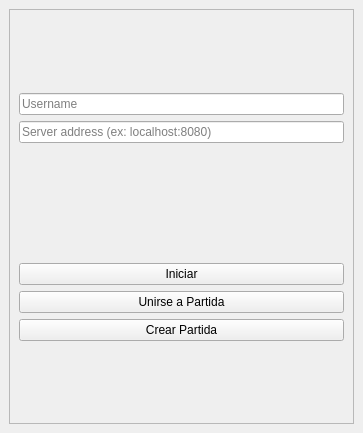
Before: the Qt Designer form client/ClientInterface.ui in alejoordonez02/counter-strike-2d, drawn with Qt 5.
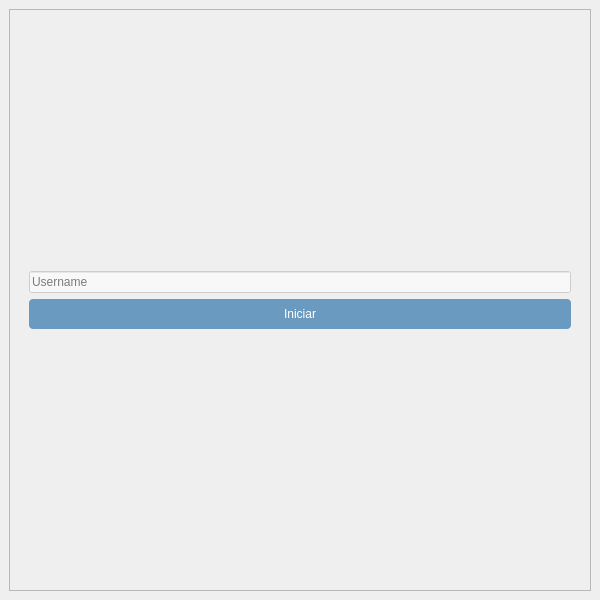
After: the same form once the commit is applied. Icons and pictures are not drawn.

```diff
--- a/client/ClientInterface.ui
+++ b/client/ClientInterface.ui
@@ -6,32 +6,26 @@
    <rect>
     <x>0</x>
     <y>0</y>
-    <width>363</width>
-    <height>433</height>
+    <width>600</width>
+    <height>600</height>
    </rect>
   </property>
   <property name="windowTitle">
    <string>CS2D Client</string>
   </property>
-  <property name="styleSheet">
-   <string notr="true"/>
-  </property>
   <widget class="QWidget" name="centralwidget">
-   <layout class="QVBoxLayout" name="verticalLayout">
+   <layout class="QHBoxLayout" name="horizontalLayout">
     <item>
      <widget class="QFrame" name="mainFrame">
       <property name="styleSheet">
        <string notr="true">#mainFrame{
-	
-	border-image: url(:/images/images/cs2d.bmp);
+    border-image: url(:/images/images/cs2d.bmp);
+    padding: 10px;
 }</string>
       </property>
       <property name="frameShape">
        <enum>QFrame::StyledPanel</enum>
       </property>
-      <property name="frameShadow">
-       <enum>QFrame::Raised</enum>
-      </property>
       <layout class="QVBoxLayout" name="verticalLayout_2">
        <item>
         <spacer name="verticalSpacer">
@@ -41,59 +35,40 @@
          <property name="sizeHint" stdset="0">
           <size>
            <width>20</width>
-           <height>50</height>
+           <height>30</height>
           </size>
          </property>
         </spacer>
        </item>
        <item>
         <widget class="QLineEdit" name="usernameInput">
+         <property name="styleSheet">
+          <string notr="true">background-color: rgba(255, 255, 255, 150);</string>
+         </property>
          <property name="placeholderText">
           <string>Username</string>
          </property>
         </widget>
        </item>
-       <item>
-        <widget class="QLineEdit" name="serverAddressInput">
-         <property name="placeholderText">
-          <string>Server address (ex: localhost:8080)</string>
-         </property>
-        </widget>
-       </item>
-       <item>
-        <spacer name="verticalSpacer_2">
-         <property name="orientation">
-          <enum>Qt::Vertical</enum>
-         </property>
-         <property name="sizeHint" stdset="0">
-          <size>
-           <width>20</width>
-           <height>114</height>
-          </size>
-         </property>
-        </spacer>
-       </item>
        <item>
         <widget class="QPushButton" name="startButton">
+         <property name="styleSheet">
+          <string notr="true">QPushButton {
+    background-color: rgba(70, 130, 180, 200);
+    color: white;
+    border: none;
+    padding: 8px;
+    border-radius: 4px;
+}
+QPushButton:hover {
+    background-color: rgba(100, 160, 220, 200);
+}</string>
+         </property>
          <property name="text">
           <string>Iniciar</string>
          </property>
         </widget>
        </item>
-       <item>
-        <widget class="QPushButton" name="joinMatchButton">
-         <property name="text">
-          <string>Unirse a Partida</string>
-         </property>
-        </widget>
-       </item>
-       <item>
-        <widget class="QPushButton" name="createMatchButton">
-         <property name="text">
-          <string>Crear Partida</string>
-         </property>
-        </widget>
-       </item>
        <item>
         <spacer name="verticalSpacer_3">
          <property name="orientation">
@@ -105,7 +80,7 @@
          <property name="sizeHint" stdset="0">
           <size>
            <width>20</width>
-           <height>50</height>
+           <height>30</height>
           </size>
          </property>
         </spacer>
```
